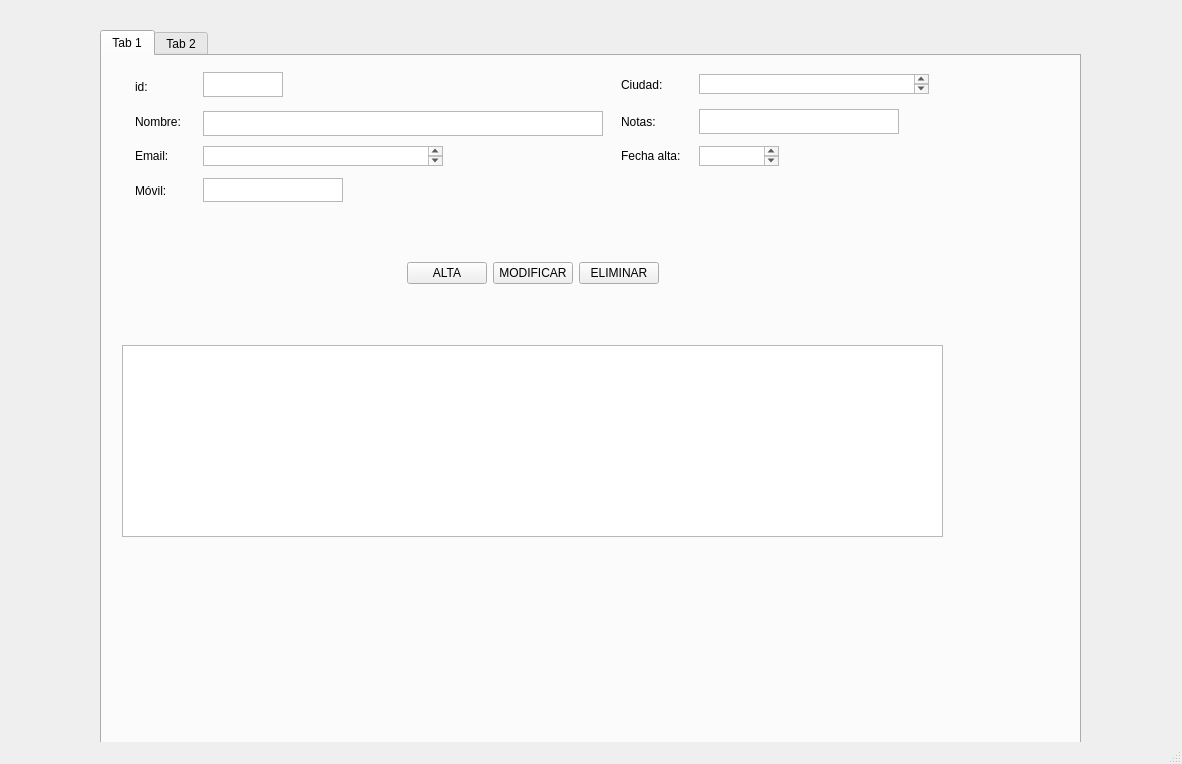
Before: the Qt Designer form rodriguezrodriguezrecupera/templates/venPrincipal.ui in lauri1604/rodriguezrodriguezrecupera, drawn with Qt 5.
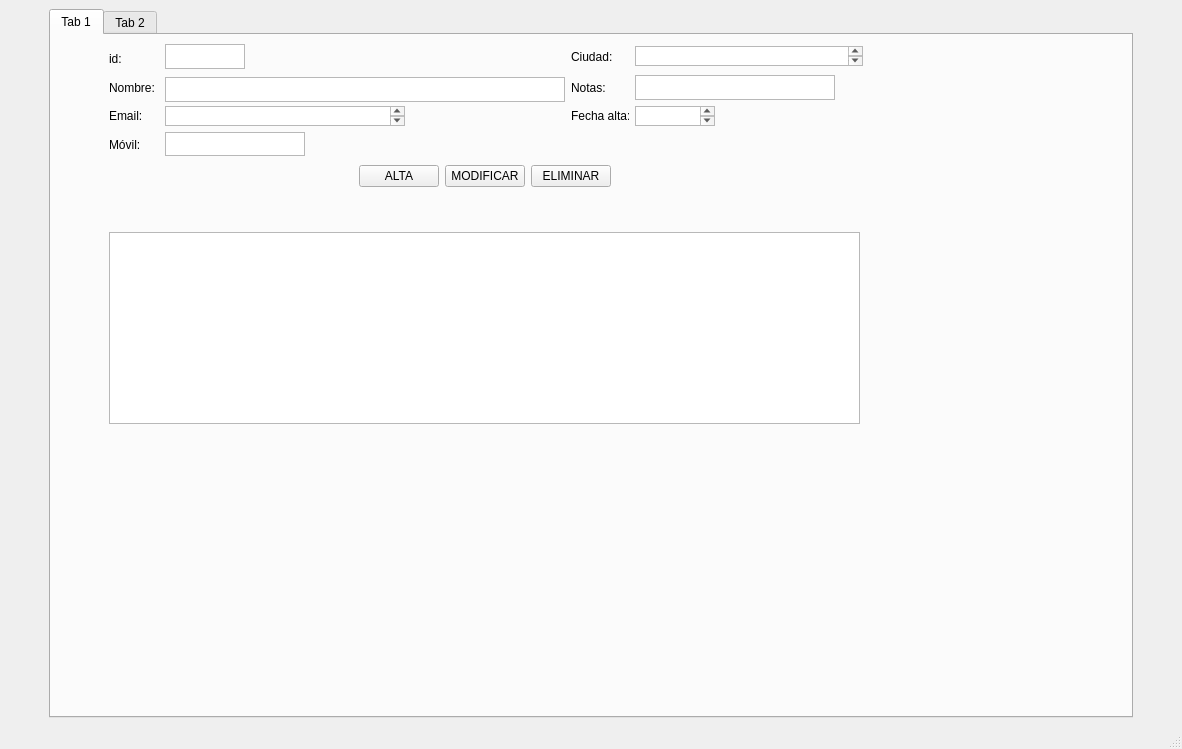
After: the same form once the commit is applied. Icons and pictures are not drawn.

Patch:
```diff
--- a/rodriguezrodriguezrecupera/templates/venPrincipal.ui
+++ b/rodriguezrodriguezrecupera/templates/venPrincipal.ui
@@ -7,37 +7,26 @@
     <x>0</x>
     <y>0</y>
     <width>1182</width>
-    <height>764</height>
+    <height>749</height>
    </rect>
   </property>
+  <property name="maximumSize">
+   <size>
+    <width>16777215</width>
+    <height>16777194</height>
+   </size>
+  </property>
   <property name="windowTitle">
    <string>Agenda Telefónica</string>
   </property>
-  <property name="iconSize">
-   <size>
-    <width>30</width>
-    <height>30</height>
-   </size>
+  <property name="windowIcon">
+   <iconset>
+    <normaloff>img/logo.ico</normaloff>img/logo.ico</iconset>
   </property>
   <widget class="QWidget" name="centralwidget">
+   <layout class="QGridLayout" name="gridLayout_12">
+    <item row="0" column="1">
    <widget class="QTabWidget" name="panPrincipal">
-    <property name="geometry">
-     <rect>
-      <x>100</x>
-      <y>30</y>
-      <width>981</width>
-      <height>768</height>
-     </rect>
-    </property>
-    <property name="minimumSize">
-     <size>
-      <width>0</width>
-      <height>768</height>
-     </size>
-    </property>
-    <property name="currentIndex">
-     <number>0</number>
-    </property>
     <widget class="QWidget" name="pesContactos">
      <attribute name="title">
       <string>Tab 1</string>
@@ -45,10 +34,10 @@
      <widget class="QWidget" name="layoutWidget">
       <property name="geometry">
        <rect>
-        <x>21</x>
-        <y>10</y>
-        <width>821</width>
-        <height>146</height>
+          <x>58</x>
+          <y>9</y>
+          <width>754</width>
+          <height>115</height>
        </rect>
       </property>
       <layout class="QGridLayout" name="gridLayout">
@@ -341,31 +330,44 @@
      <widget class="QWidget" name="layoutWidget">
       <property name="geometry">
        <rect>
-        <x>20</x>
-        <y>150</y>
-        <width>821</width>
-        <height>331</height>
+          <x>58</x>
+          <y>130</y>
+          <width>751</width>
+          <height>259</height>
        </rect>
       </property>
       <layout class="QGridLayout" name="gridLayout_2">
-       <item row="1" column="1" colspan="3">
-        <layout class="QHBoxLayout" name="horizontalLayout_2">
+         <item row="0" column="0">
+          <spacer name="horizontalSpacer_3">
+           <property name="orientation">
+            <enum>Qt::Horizontal</enum>
+           </property>
+           <property name="sizeHint" stdset="0">
+            <size>
+             <width>40</width>
+             <height>20</height>
+            </size>
+           </property>
+          </spacer>
+         </item>
+         <item row="0" column="1" colspan="3">
+          <layout class="QHBoxLayout" name="horizontalLayout">
          <item>
-          <widget class="QPushButton" name="botonalta_2">
+            <widget class="QPushButton" name="botonalta">
            <property name="text">
             <string>ALTA</string>
            </property>
           </widget>
          </item>
          <item>
-          <widget class="QPushButton" name="botonmodificar_2">
+            <widget class="QPushButton" name="botonmodificar">
            <property name="text">
             <string>MODIFICAR</string>
            </property>
           </widget>
          </item>
          <item>
-          <widget class="QPushButton" name="botoneliminar_2">
+            <widget class="QPushButton" name="botoneliminar">
            <property name="text">
             <string>ELIMINAR</string>
            </property>
@@ -373,46 +375,10 @@
          </item>
         </layout>
        </item>
-       <item row="2" column="2">
-        <spacer name="verticalSpacer_2">
-         <property name="orientation">
-          <enum>Qt::Vertical</enum>
-         </property>
-         <property name="sizeHint" stdset="0">
-          <size>
-           <width>20</width>
-           <height>28</height>
-          </size>
-         </property>
-        </spacer>
-       </item>
-       <item row="1" column="0">
-        <spacer name="horizontalSpacer_3">
-         <property name="orientation">
-          <enum>Qt::Horizontal</enum>
-         </property>
-         <property name="sizeHint" stdset="0">
-          <size>
-           <width>40</width>
-           <height>20</height>
-          </size>
-         </property>
-        </spacer>
-       </item>
-       <item row="1" column="4">
-        <spacer name="horizontalSpacer_4">
-         <property name="orientation">
-          <enum>Qt::Horizontal</enum>
-         </property>
-         <property name="sizeHint" stdset="0">
-          <size>
-           <width>40</width>
-           <height>20</height>
-          </size>
-         </property>
-        </spacer>
-       </item>
-       <item row="0" column="2">
+         <item row="2" column="0" colspan="5">
+          <widget class="QTableWidget" name="tablaContactos"/>
+         </item>
+         <item row="1" column="2">
         <spacer name="verticalSpacer">
          <property name="orientation">
           <enum>Qt::Vertical</enum>
@@ -425,8 +391,18 @@
          </property>
         </spacer>
        </item>
-       <item row="3" column="0" colspan="5">
-        <widget class="QTableWidget" name="tableWidget"/>
+         <item row="0" column="4">
+          <spacer name="horizontalSpacer_4">
+           <property name="orientation">
+            <enum>Qt::Horizontal</enum>
+           </property>
+           <property name="sizeHint" stdset="0">
+            <size>
+             <width>40</width>
+             <height>20</height>
+            </size>
+           </property>
+          </spacer>
        </item>
       </layout>
      </widget>
@@ -437,6 +413,40 @@
      </attribute>
     </widget>
    </widget>
+    </item>
+    <item row="0" column="0">
+     <spacer name="horizontalSpacer_2">
+      <property name="orientation">
+       <enum>Qt::Horizontal</enum>
+      </property>
+      <property name="sizeType">
+       <enum>QSizePolicy::Fixed</enum>
+      </property>
+      <property name="sizeHint" stdset="0">
+       <size>
+        <width>40</width>
+        <height>20</height>
+       </size>
+      </property>
+     </spacer>
+    </item>
+    <item row="0" column="2">
+     <spacer name="horizontalSpacer">
+      <property name="orientation">
+       <enum>Qt::Horizontal</enum>
+      </property>
+      <property name="sizeType">
+       <enum>QSizePolicy::Fixed</enum>
+      </property>
+      <property name="sizeHint" stdset="0">
+       <size>
+        <width>40</width>
+        <height>20</height>
+       </size>
+      </property>
+     </spacer>
+    </item>
+   </layout>
   </widget>
   <widget class="QMenuBar" name="menubar">
    <property name="geometry">
```
Left out of the diff: 262 changed lines with no effect on the pictures. Lines whose indentation alone changed are shown as unchanged.
